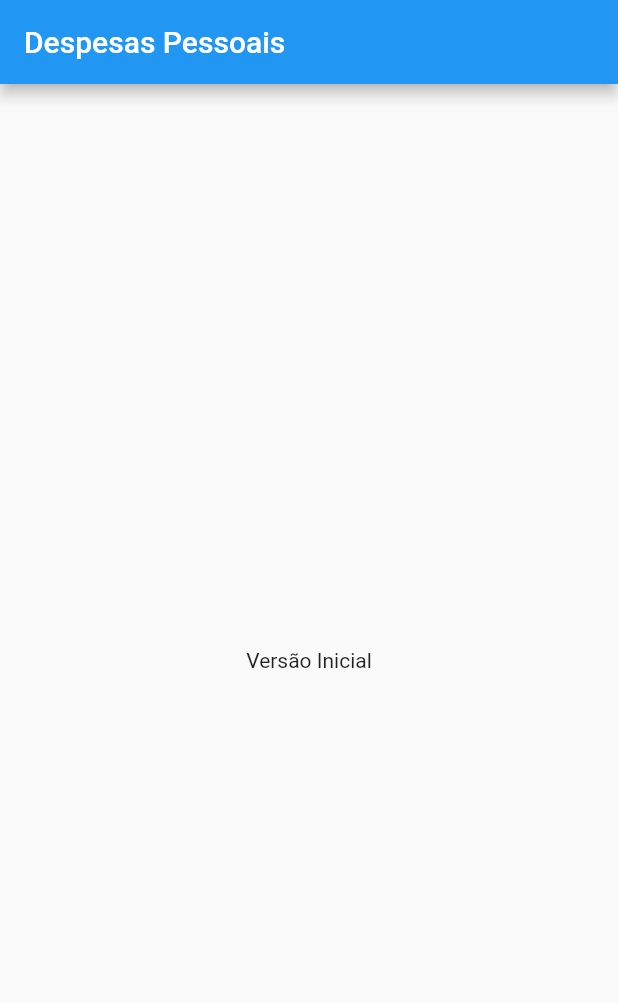
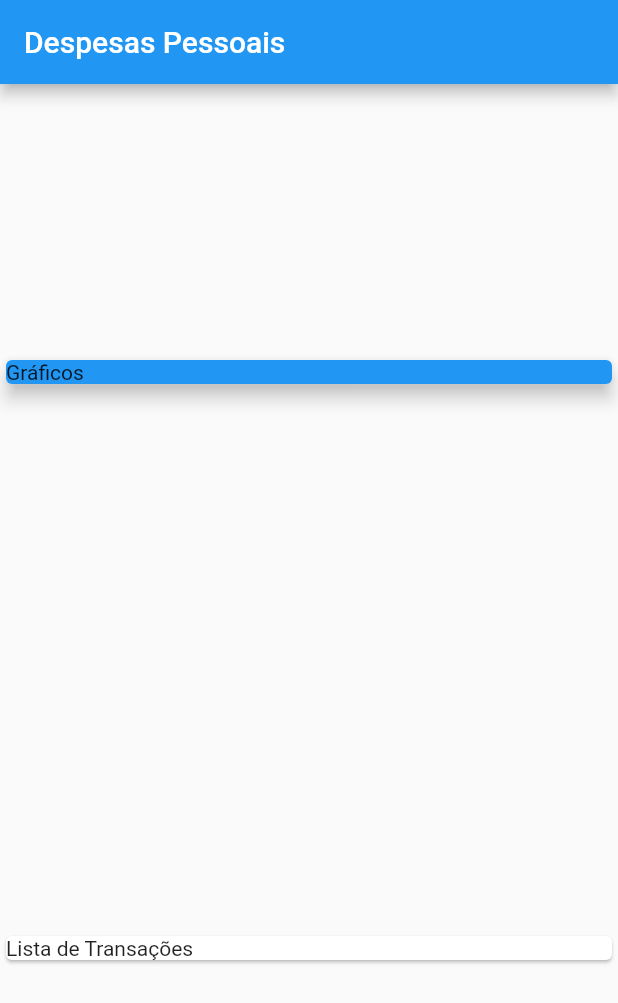
Before and after one commit to fabiojfadsg/expenses_flutter, a Flutter app: the screen it shows after launch, on a phone screen of 412 x 824 dp. Shown: the top 1003 px of the screen. Run offline on Flutter 3.47's test engine with Material 2 defaults, Android fonts, the phone set to English and light mode, and no system bars.

Commit message:
commit aula 90

```diff
--- a/lib/main.dart
+++ b/lib/main.dart
@@ -1,4 +1,4 @@
-// ignore_for_file: prefer_const_constructors
+// ignore_for_file: prefer_const_constructors, use_key_in_widget_constructors, prefer_const_literals_to_create_immutables, sized_box_for_whitespace, avoid_unnecessary_containers
 
 import 'package:flutter/material.dart';
 
@@ -18,7 +18,22 @@ class MyHomePage extends StatelessWidget {
   Widget build(BuildContext context) {
     return Scaffold(
       appBar: AppBar(title: Text('Despesas Pessoais')),
-      body: Center(child: Text('Versão Inicial')),
+      body: Column(
+        mainAxisAlignment: MainAxisAlignment.spaceAround,
+        crossAxisAlignment: CrossAxisAlignment.stretch,
+        children: [
+          Container(
+            child: Card(
+              color: Colors.blue,
+              child: Text('Gráficos'),
+              elevation: 5,
+            ),
+          ),
+          Card(
+            child: Text('Lista de Transações'),
+          )
+        ],
+      ),
     );
   }
 }
```
